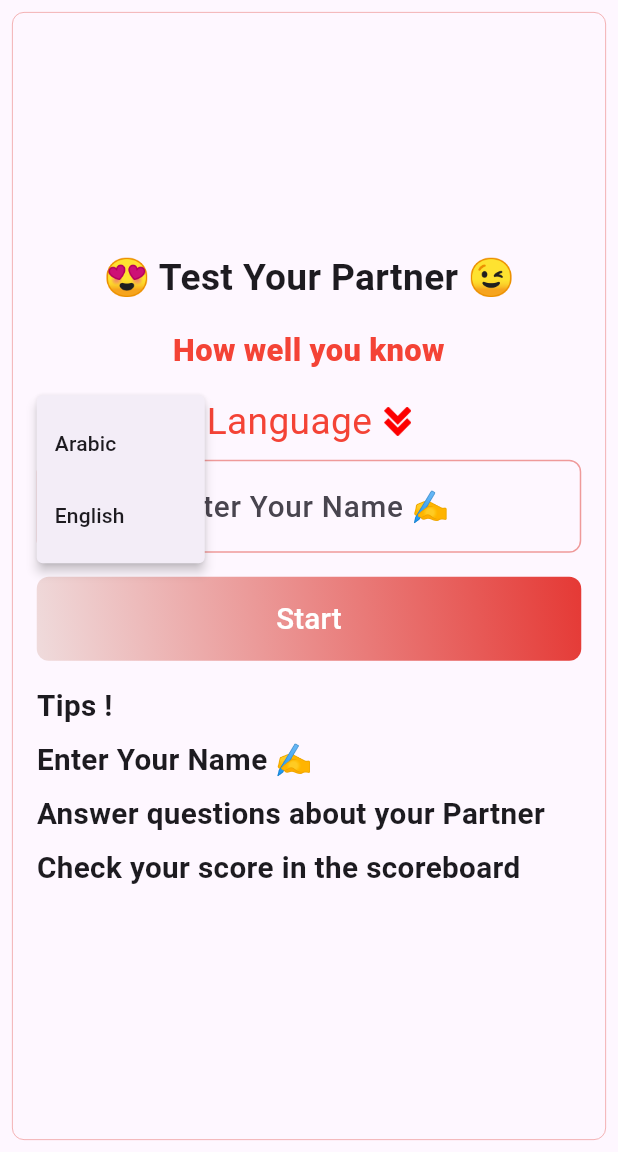
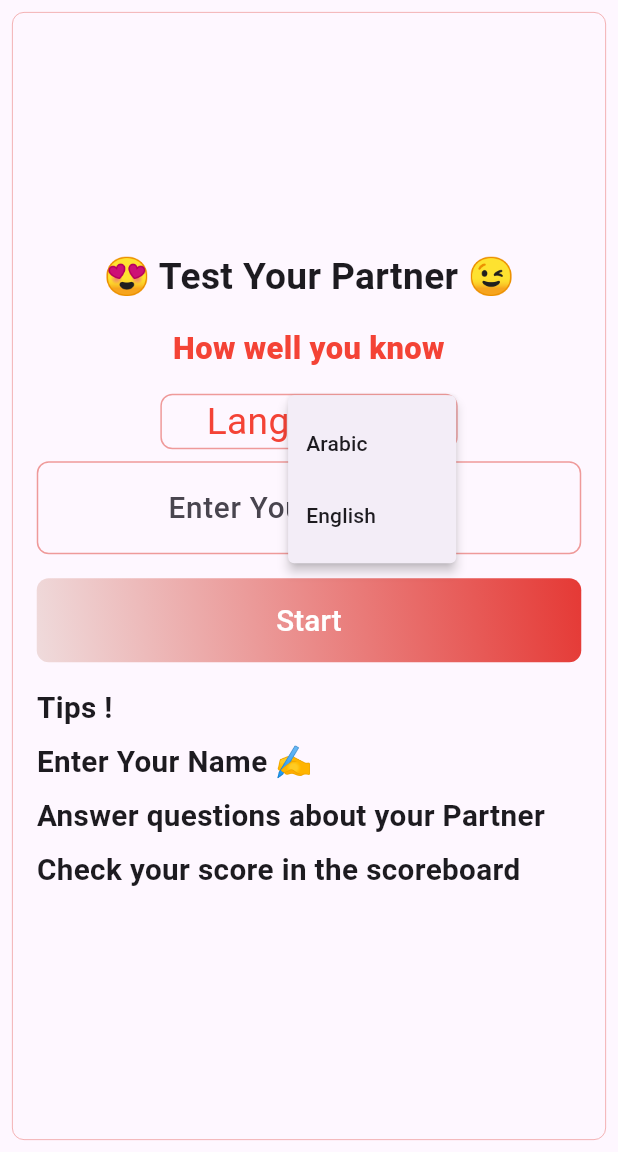
Before and after one commit to YousefMohamed6/quizygo, a Flutter app: the GetAnswers screen opened by its route, after a tap on "Start", after a tap on "Language", on a phone screen of 412 x 824 dp, the part 84-1236 px from its top. Run offline on Flutter 3.47's test engine with Material 3 defaults, Android fonts, the phone set to English and light mode, and no system bars; our stand-ins replace cloud_firestore, firebase_core, flutter_bloc, go_router, shared_preferences, url_strategy; missing offline and left inert: font_awesome_icon_class; accounts and stored records are empty.

```diff
--- a/lib/core/widgets/intro_view.dart
+++ b/lib/core/widgets/intro_view.dart
@@ -2,8 +2,8 @@ import 'package:QuizyGo/anwser_cubit/anwser_cubit.dart';
 import 'package:QuizyGo/core/constants/colors.dart';
 import 'package:QuizyGo/core/widgets/ask_tips.dart';
 import 'package:QuizyGo/core/widgets/custom_button.dart';
+import 'package:QuizyGo/core/widgets/language_menu_view.dart';
 import 'package:QuizyGo/core/widgets/name_text_feild.dart';
-import 'package:QuizyGo/generated/l10n.dart';
 import 'package:flutter/material.dart';
 import 'package:flutter_bloc/flutter_bloc.dart';
 
@@ -60,49 +60,7 @@ class IntroView extends StatelessWidget {
                 ),
               ),
               const SizedBox(height: 16),
-              PopupMenuButton(
-                child: Center(
-                  child: Row(
-                    mainAxisSize: MainAxisSize.min,
-                    children: [
-                      Text(
-                        S.of(context).language,
-                        style: TextStyle(
-                          fontSize: MediaQuery.sizeOf(context).height * 0.030,
-                          color: Colors.red,
-                        ),
-                      ),
-                      const SizedBox(width: 8),
-                      Image.asset(
-                        "assats/images/arrow.png",
-                        height: MediaQuery.sizeOf(context).height * 0.024,
-                      ),
-                    ],
-                  ),
-                ),
-                itemBuilder: (context) => [
-                  PopupMenuItem(
-                    value: 'ar',
-                    child: Text(S.of(context).arabic),
-                  ),
-                  PopupMenuItem(
-                    value: 'en',
-                    child: Text(S.of(context).english),
-                  ),
-                ],
-                onSelected: (value) {
-                  switch (value) {
-                    case "ar":
-                      BlocProvider.of<AnswerCubit>(context)
-                          .changeLanguage(isArabic: true);
-                      break;
-                    case "en":
-                      BlocProvider.of<AnswerCubit>(context)
-                          .changeLanguage(isArabic: false);
-                      break;
-                  }
-                },
-              ),
+              const LanguageMenuView(),
               const SizedBox(height: 8),
               NameTextFeild(
                   controller:
--- a/lib/core/widgets/language_menu.dart
+++ b/lib/core/widgets/language_menu.dart
@@ -1,7 +1,7 @@
+import 'package:QuizyGo/anwser_cubit/anwser_cubit.dart';
+import 'package:QuizyGo/generated/l10n.dart';
 import 'package:flutter/material.dart';
 import 'package:flutter_bloc/flutter_bloc.dart';
-import 'package:QuizyGo/anwser_cubit/anwser_cubit.dart';
-import 'package:QuizyGo/generated/l10n.dart';
 
 class LanguageMenu extends StatelessWidget {
   const LanguageMenu({super.key});
--- /dev/null
+++ b/lib/core/widgets/language_menu_view.dart
@@ -0,0 +1,64 @@
+import 'package:QuizyGo/anwser_cubit/anwser_cubit.dart';
+import 'package:QuizyGo/core/constants/colors.dart';
+import 'package:QuizyGo/generated/l10n.dart';
+import 'package:flutter/material.dart';
+import 'package:flutter_bloc/flutter_bloc.dart';
+
+class LanguageMenuView extends StatelessWidget {
+  const LanguageMenuView({super.key});
+
+  @override
+  Widget build(BuildContext context) {
+    return Container(
+      margin: EdgeInsets.symmetric(
+          horizontal: MediaQuery.sizeOf(context).height * 0.1),
+      decoration: BoxDecoration(
+        border: Border.all(color: ColorManager.borderSideColor),
+        borderRadius: BorderRadius.circular(8),
+      ),
+      child: PopupMenuButton(
+        child: Center(
+          child: Row(
+            mainAxisSize: MainAxisSize.min,
+            children: [
+              Text(
+                S.of(context).language,
+                style: TextStyle(
+                  fontSize: MediaQuery.sizeOf(context).height * 0.030,
+                  color: Colors.red,
+                ),
+              ),
+              const SizedBox(width: 8),
+              Image.asset(
+                "assats/images/arrow.png",
+                height: MediaQuery.sizeOf(context).height * 0.024,
+              ),
+            ],
+          ),
+        ),
+        itemBuilder: (context) => [
+          PopupMenuItem(
+            value: 'ar',
+            child: Text(S.of(context).arabic),
+          ),
+          PopupMenuItem(
+            value: 'en',
+            child: Text(S.of(context).english),
+          ),
+        ],
+        onSelected: (value) {
+          switch (value) {
+            case "ar":
+              BlocProvider.of<AnswerCubit>(context)
+                  .changeLanguage(isArabic: true);
+              break;
+            case "en":
+              BlocProvider.of<AnswerCubit>(context)
+                  .changeLanguage(isArabic: false);
+              break;
+          }
+        },
+      ),
+    );
+  }
+}
```
Also changed, not shown: lib/features/menu/presentation/menu_button.dart (+0 -17 lines), 1 other file.
